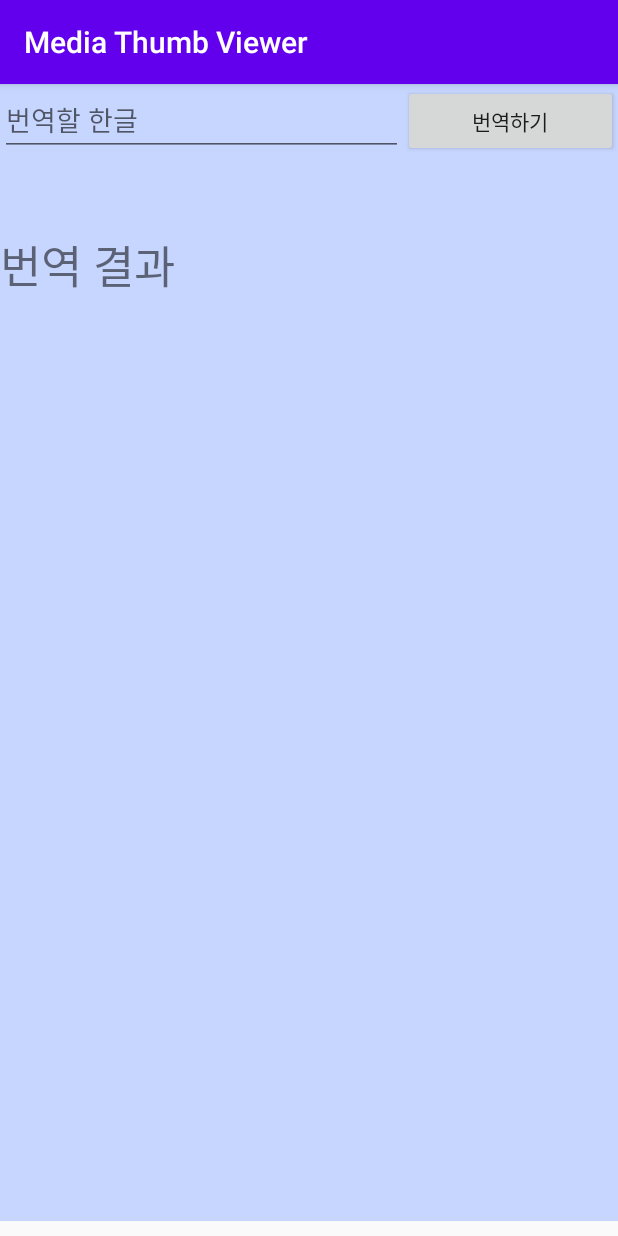
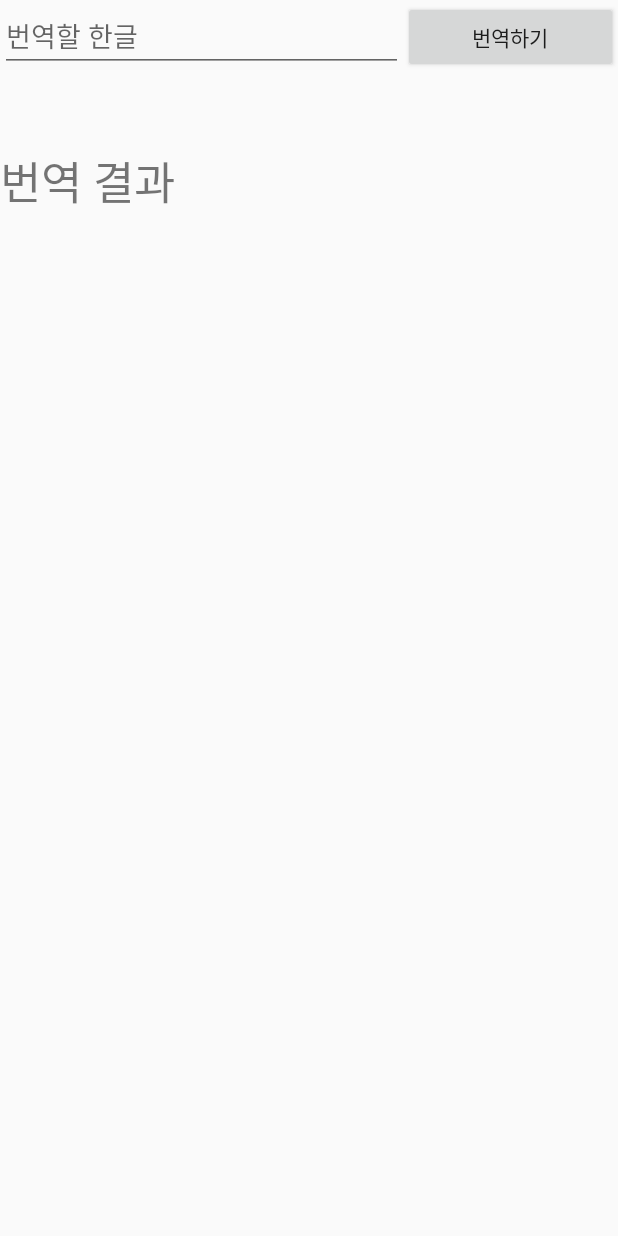
Before and after one commit to dudwn1814/Android-MultiTool, an Android app: the screen it shows after launch (MainActivity), on a phone screen of 412 x 824 dp. Run offline under Robolectric (Android 15) with nearby library versions, the phone set to English and light mode, and no system bars; pictures from the network do not load; 2 statements that could not run were skipped.

Commit message:
일단 대충 완성

```diff
--- a/app/src/main/java/com/example/listviewver/MainActivity.java
+++ b/app/src/main/java/com/example/listviewver/MainActivity.java
@@ -18,12 +18,18 @@ import android.content.Context;
 import android.content.Intent;
 import android.content.pm.PackageManager;
 import android.database.Cursor;
+import android.graphics.Color;
+import android.media.Image;
 import android.net.Uri;
 import android.os.AsyncTask;
 import android.os.Build;
 import android.os.Bundle;
 import android.provider.ContactsContract;
 import android.provider.MediaStore;
+import android.text.Html;
+import android.text.Spannable;
+import android.text.SpannableStringBuilder;
+import android.text.style.AbsoluteSizeSpan;
 import android.util.Log;
 import android.view.View;
 import android.view.View.OnClickListener;
@@ -31,6 +37,7 @@ import android.widget.AdapterView;
 import android.widget.ArrayAdapter;
 import android.widget.Button;
 import android.widget.EditText;
+import android.widget.ImageView;
 import android.widget.LinearLayout;
 import android.widget.ListView;
 import android.widget.TabHost;
@@ -41,6 +48,7 @@ import androidx.annotation.NonNull;
 import androidx.annotation.Nullable;
 import androidx.appcompat.app.AppCompatActivity;
 import androidx.core.content.ContextCompat;
+import androidx.core.widget.ImageViewCompat;
 import androidx.loader.app.LoaderManager;
 import androidx.loader.content.CursorLoader;
 import androidx.loader.content.Loader;
@@ -49,6 +57,8 @@ import androidx.recyclerview.widget.RecyclerView;
 
 import com.google.gson.JsonElement;
 import com.google.gson.JsonParser;
+
+import org.w3c.dom.Text;
 
 
 public class MainActivity extends AppCompatActivity
@@ -81,24 +91,24 @@ public class MainActivity extends AppCompatActivity
 
         checkReadExternalStoragePermission();
 
+        tabHost = (TabHost) findViewById(R.id.tabhost);
 
-        tabHost = (TabHost) findViewById(R.id.tabhost);
+
         tabHost.setup();
 
-        TabHost.TabSpec tabSpecPhone = tabHost.newTabSpec("PHONE").setIndicator("전화번호");
-        tabSpecPhone.setContent(R.id.tabPop1);
+        TabHost.TabSpec tabSpecPhone = tabHost.newTabSpec("PHONE").setIndicator("", getResources().getDrawable(R.drawable.contact));
+       tabSpecPhone.setContent(R.id.tabPop1);
         tabHost.addTab(tabSpecPhone);
 
-        TabHost.TabSpec tabSpecGallery = tabHost.newTabSpec("GALLERY").setIndicator("갤러리");
+        TabHost.TabSpec tabSpecGallery = tabHost.newTabSpec("GALLERY").setIndicator("", getResources().getDrawable(R.drawable.photo));
         tabSpecGallery.setContent(R.id.tabPop2);
         tabHost.addTab(tabSpecGallery);
 
-        TabHost.TabSpec tabSpecMy = tabHost.newTabSpec("MY").setIndicator("MY");
+        TabHost.TabSpec tabSpecMy = tabHost.newTabSpec("MY").setIndicator("", getResources().getDrawable(R.drawable.translate));
         tabSpecMy.setContent(R.id.tabPop3);
         tabHost.addTab(tabSpecMy);
 
         tabHost.setCurrentTab(0);
-
 
         ll = (LinearLayout) findViewById(R.id.tabPop1);
 
@@ -281,16 +291,16 @@ public class MainActivity extends AppCompatActivity
             // TODO Auto-generated method stub
             ArrayList<String> contacts = new ArrayList<String>();
 
+
             Cursor c = getContentResolver().query(
                     ContactsContract.CommonDataKinds.Phone.CONTENT_URI, null,
                     null, null, null);
             while (c.moveToNext()) {
 
-                String contactName = c.getString(c.getColumnIndex(ContactsContract.CommonDataKinds.Phone.DISPLAY_NAME));
+                String contactName =  c.getString(c.getColumnIndex(ContactsContract.CommonDataKinds.Phone.DISPLAY_NAME));
                 String phNumber = c.getString(c.getColumnIndex(ContactsContract.CommonDataKinds.Phone.NUMBER));
 
-                contacts.add(contactName + "\n" + phNumber);
-
+                contacts.add(contactName + "\n" + phNumber + "\n");
             }
             Collections.sort(contacts);
             c.close();
--- a/app/src/main/res/font/font.xml
+++ b/app/src/main/res/font/font.xml
@@ -3,5 +3,5 @@
     <font
         android:fontStyle = "normal"
         android:fontWeight = "400"
-        android:font = "@font/iropkebatangm"/>
+        android:font = "@font/nanumbarungothic"/>
 </font-family>
--- a/app/src/main/res/layout/activity_main.xml
+++ b/app/src/main/res/layout/activity_main.xml
@@ -27,18 +27,20 @@
                 android:id="@+id/tabPop1"
                 android:layout_width="match_parent"
                 android:layout_height="match_parent"
-                android:orientation="vertical"
-                android:background="#FDF5E6">
+                android:orientation="vertical">
 
 
                 <ListView
                     android:id="@+id/listView1"
+                    android:padding="10dp"
                     android:layout_width="match_parent"
                     android:layout_height="wrap_content"
                     android:fastScrollEnabled="true"
                     android:cacheColorHint="#ffccff"
-                    android:divider="#ffffff"
+                    android:divider="#00FFFFFF"
                     android:dividerHeight="1sp" >
+
+
                 </ListView>
             </LinearLayout>
 
@@ -47,14 +49,12 @@
                 android:layout_width="match_parent"
                 android:layout_height="match_parent"
                 android:orientation="vertical"
-                android:background="#C7D6FF"
                 tools:context="com.mobapptut.mediathumbviewer.MediaThumbMainActivity">
 
                 <androidx.recyclerview.widget.RecyclerView
                     android:id="@+id/thumbnailRecyclerView"
                     android:layout_width="match_parent"
-                    android:layout_height="match_parent"
-                    />
+                    android:layout_height="match_parent"/>
 
             </LinearLayout>
 
@@ -98,6 +98,7 @@
                     android:layout_weight="1"
                     android:text="번역 결과" />
 
+
             </LinearLayout>
         </FrameLayout>
     </LinearLayout>
--- a/app/src/main/res/layout/text.xml
+++ b/app/src/main/res/layout/text.xml
@@ -2,8 +2,8 @@
 <TextView xmlns:android="http://schemas.android.com/apk/res/android"
     android:layout_width="match_parent"
     android:layout_height="match_parent"
-    android:fontFamily="@font/iropkebatangm"
+    android:fontFamily="@font/nanumbarungothic"
     android:textColor="#000000"
-    android:textSize="25sp" >
+    android:textSize="23sp" >
 
 </TextView>
--- a/app/src/main/res/values/styles.xml
+++ b/app/src/main/res/values/styles.xml
@@ -5,10 +5,12 @@
         <item name="colorPrimary">@color/colorPrimary</item>
         <item name="colorPrimaryDark">@color/colorPrimaryDark</item>
         <item name="colorAccent">@color/colorAccent</item>
+        <item name="windowActionBar">false</item>
+        <item name="windowNoTitle">true</item>
     </style>
 
     <style name="tab_text" parent="@android:style/TextAppearance.Widget.TabWidget">
-        <item name="android:fontFamily">@font/iropkebatangm</item>
+        <item name="android:fontFamily">@font/nanumbarungothic</item>
     </style>
 
 </resources>
```
Also changed, not shown: app/src/main/res/drawable/contact.png (added), app/src/main/res/drawable/photo.png (added), app/src/main/res/drawable/translate.png (added), 2 other files.
